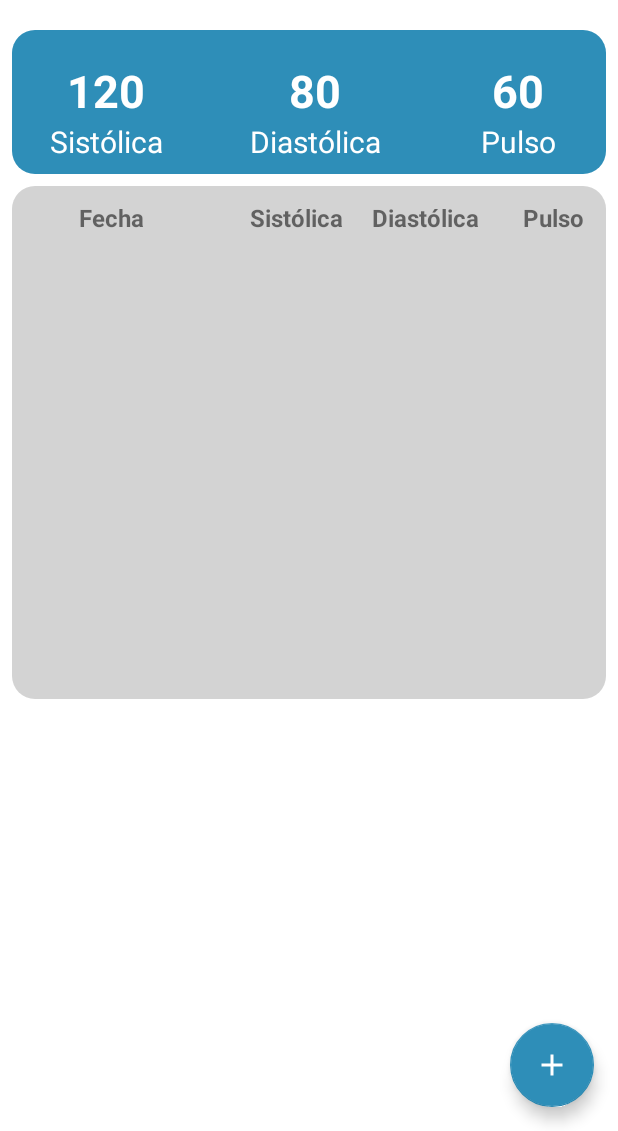
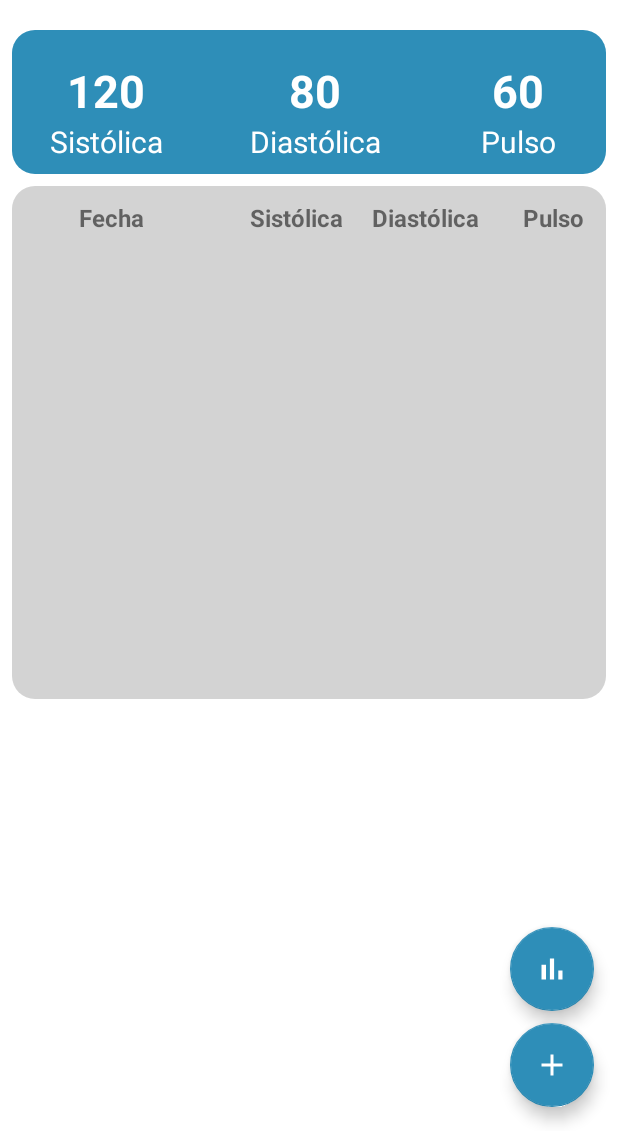
Before and after one commit to jcvisk/ArrhythmiApp, an Android app: the HomeFragment screen opened through its navigation route, on a phone screen of 412 x 824 dp, the part 105-1236 px from its top. Run offline under Robolectric (Android 15) with nearby library versions, the phone set to English and light mode, and no system bars; our stand-ins replace Dagger/Hilt's generated code, Firebase (no records; nobody signed in at launch, a user with empty details on screens opened directly).

Commit message:
dando soporte para LineChart yagregando datos de ejemplo

```diff
--- a/app/build.gradle
+++ b/app/build.gradle
@@ -89,6 +89,7 @@ dependencies {
 
     implementation 'com.github.Gruzer:simple-gauge-android:0.3.1'
 
+    implementation 'com.github.PhilJay:MPAndroidChart:v3.1.0'
 }
 
 kapt {
--- /dev/null
+++ b/app/src/main/res/drawable/ic_bar_chart.xml
@@ -0,0 +1,5 @@
+<vector android:height="24dp" android:tint="#000000"
+    android:viewportHeight="24" android:viewportWidth="24"
+    android:width="24dp" xmlns:android="http://schemas.android.com/apk/res/android">
+    <path android:fillColor="@android:color/white" android:pathData="M5,9.2h3L8,19L5,19zM10.6,5h2.8v14h-2.8zM16.2,13L19,13v6h-2.8z"/>
+</vector>
--- a/app/src/main/res/layout/fragment_home.xml
+++ b/app/src/main/res/layout/fragment_home.xml
@@ -203,6 +203,19 @@
             tools:listitem="@layout/item_heart_data" />
 
     </TableLayout>
+
+    <com.google.android.material.floatingactionbutton.FloatingActionButton
+        android:id="@+id/bShowChart"
+        android:layout_width="wrap_content"
+        android:layout_height="wrap_content"
+        android:layout_marginEnd="16dp"
+        android:layout_marginBottom="80dp"
+        android:src="@drawable/ic_bar_chart"
+        android:backgroundTint="@color/purple_700"
+        app:tint="@color/white"
+        app:layout_constraintBottom_toBottomOf="parent"
+        app:layout_constraintEnd_toEndOf="parent"/>
+
     <com.google.android.material.floatingactionbutton.FloatingActionButton
         android:id="@+id/bAddHeartData"
         android:layout_width="wrap_content"
--- a/app/src/main/res/navigation/main_nav_graph.xml
+++ b/app/src/main/res/navigation/main_nav_graph.xml
@@ -34,6 +34,9 @@
         <action
             android:id="@+id/action_homeFragment_to_detailedFragment"
             app:destination="@id/detailedFragment" />
+        <action
+            android:id="@+id/action_homeFragment_to_heartDataChartFragment"
+            app:destination="@id/heartDataChartFragment" />
 
     </fragment>
     <fragment
@@ -52,4 +55,9 @@
             app:argType="com.iunis.arrhythmiapp.domain.model.HeartData"
             app:nullable="false"/>
     </fragment>
+    <fragment
+        android:id="@+id/heartDataChartFragment"
+        android:name="com.iunis.arrhythmiapp.presentation.chart.HeartDataChartFragment"
+        android:label="fragment_heart_data_chart"
+        tools:layout="@layout/fragment_heart_data_chart" />
 </navigation>
```
Also changed, not shown: app/src/main/java/com/iunis/arrhythmiapp/presentation/chart/HeartDataChartFragment.kt (added, +81 -0 lines), app/src/main/java/com/iunis/arrhythmiapp/presentation/home/HomeFragment.kt (+7 -0 lines), app/src/main/res/layout/fragment_heart_data_chart.xml (added, +15 -0 lines).
